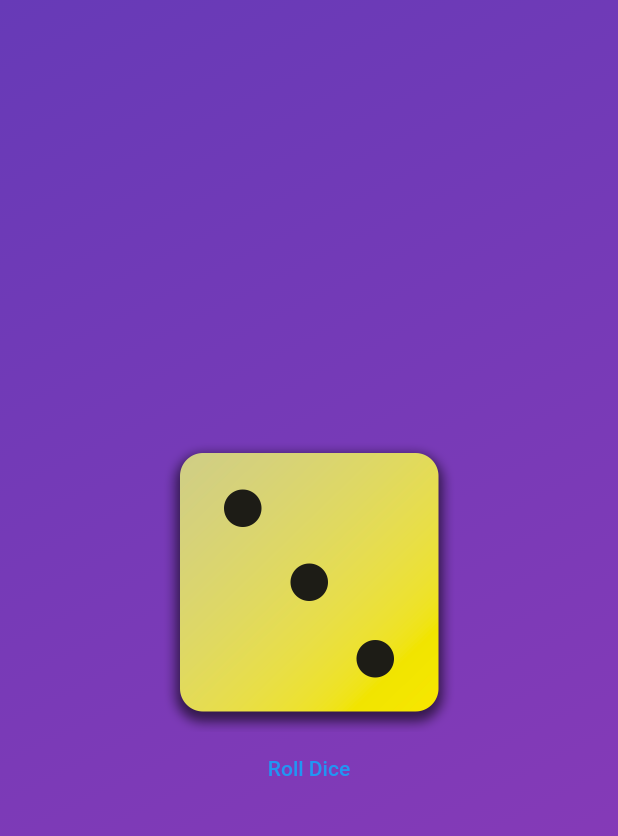
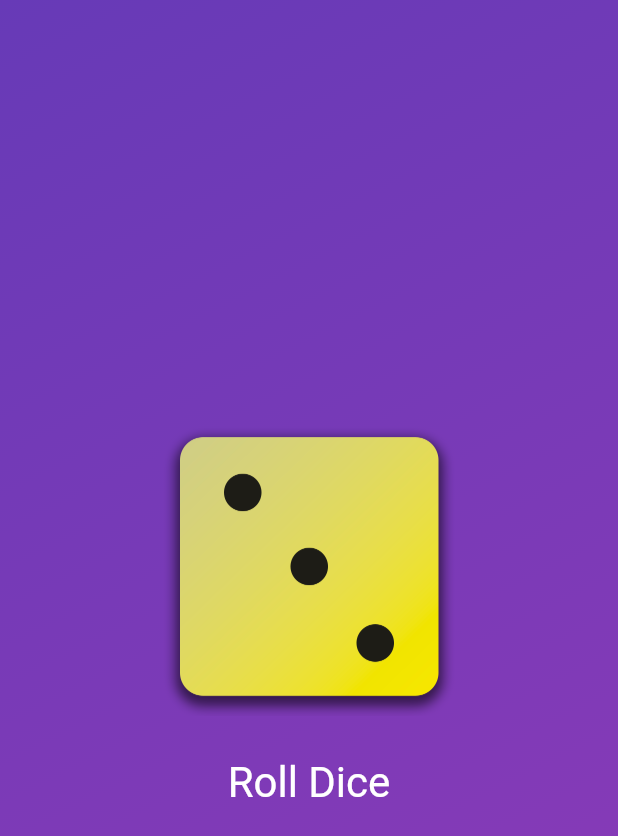
Before and after one commit to siamislam1603/first_app, a Flutter app: the screen it shows after launch, on a phone screen of 412 x 824 dp. Shown: the top 836 px of the screen. Run offline on Flutter 3.47's test engine with Material 2 defaults, Android fonts, the phone set to English and light mode, and no system bars.

Commit message:
button styled and added sizedBox widget for spacing

```diff
--- a/lib/gradient_container.dart
+++ b/lib/gradient_container.dart
@@ -28,7 +28,19 @@ class GradientContainer extends StatelessWidget {
             'assets/images/dice-3.png',
             width: 200,
           ),
+          const SizedBox(
+            height: 20, // for margin-top
+          ),
           TextButton(
+            style: TextButton.styleFrom(
+              // padding: const EdgeInsetsDirectional.only(
+              //   top: 20,
+              // ),
+              foregroundColor: Colors.white,
+              textStyle: const TextStyle(
+                fontSize: 28,
+              ),
+            ),
             onPressed: rollDice,
             child: const Text('Roll Dice'),
           ),
```
